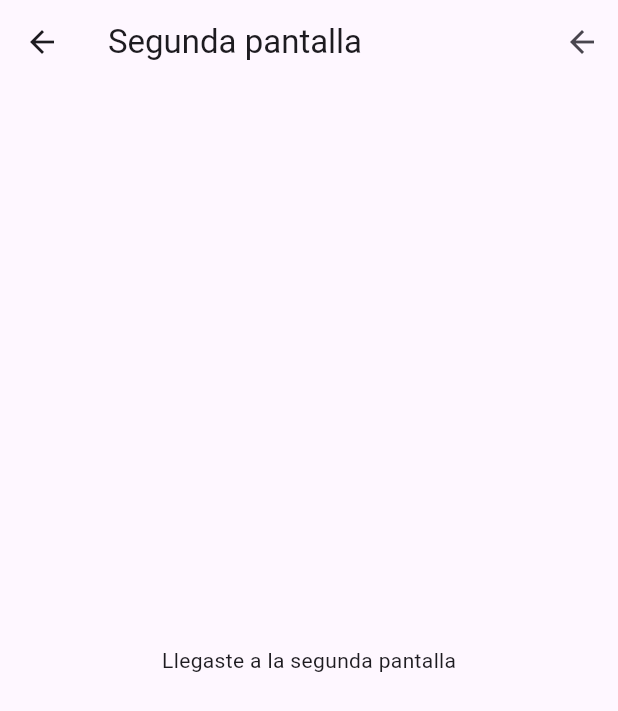
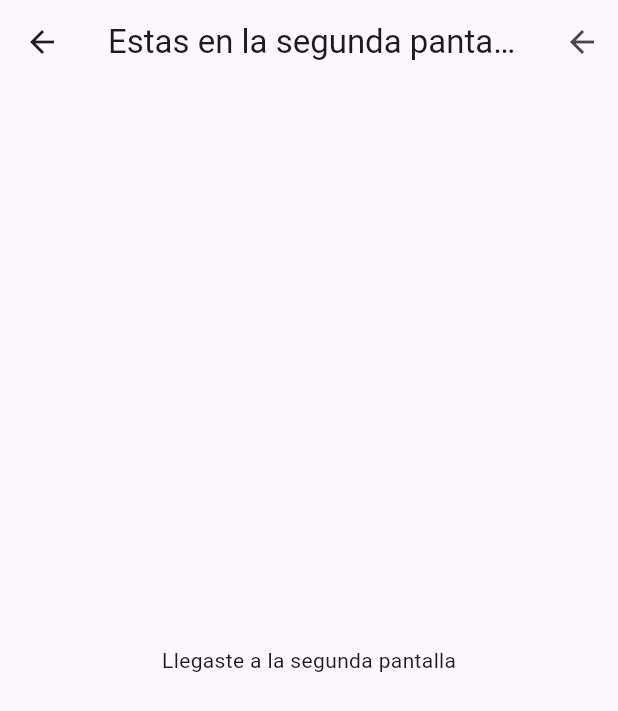
Before and after one commit to Monica-Luna/PracticaLoginPassword, a Flutter app: the Screen2 screen opened directly with empty values, on a phone screen of 412 x 824 dp. Shown: the top 711 px of the screen. Run offline on Flutter 3.47's test engine with Material 3 defaults, Android fonts, the phone set to English and light mode, and no system bars; our stand-ins replace go_router.

Commit message:
Modificar limpiar datos introducidos y mostrar usuario introducido en Screen2

```diff
--- a/practica_login_password/lib/presentation/screens/screen1.dart
+++ b/practica_login_password/lib/presentation/screens/screen1.dart
@@ -39,15 +39,15 @@ class Screen1 extends StatelessWidget {
                   if (user.text == password.text) {
                     final user1= user.text;
                     // limpiamos los datos introducidos
-                    user.clear();
-                    password.clear();
-
                     /*Navigator.of(context).push(
                       MaterialPageRoute(
                         builder: (_) => Screen2(userScreen2: user1),
                       ),
                     );*/
+                    // otra forma de limpiar los datos introducidos
                     context.pushNamed(Screen2.name, pathParameters: {'userScreen2': user1});
+                    user.clear();
+                    password.clear();
 
                   } else {
                     showDialog(
--- a/practica_login_password/lib/presentation/screens/screen2.dart
+++ b/practica_login_password/lib/presentation/screens/screen2.dart
@@ -12,7 +12,7 @@ class Screen2 extends StatelessWidget {
   Widget build(BuildContext context) {
     return Scaffold(
       appBar: AppBar(
-        title: Text("Segunda pantalla"),
+        title: Text("Estas en la segunda pantalla $userScreen2"),
         actions: [
           IconButton(
             icon: Icon(Icons.arrow_back),
```
